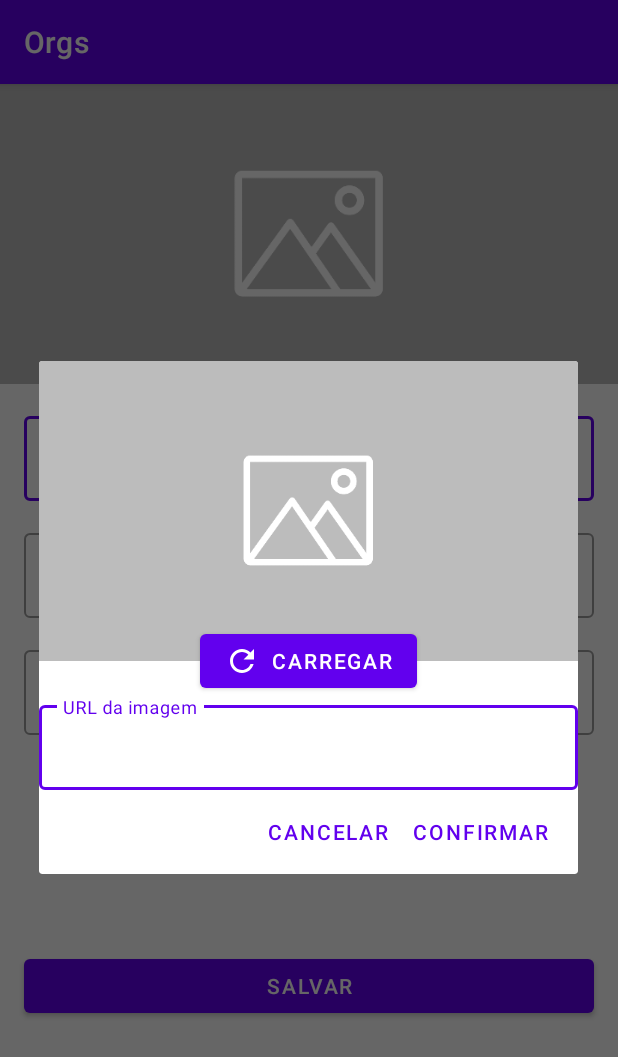
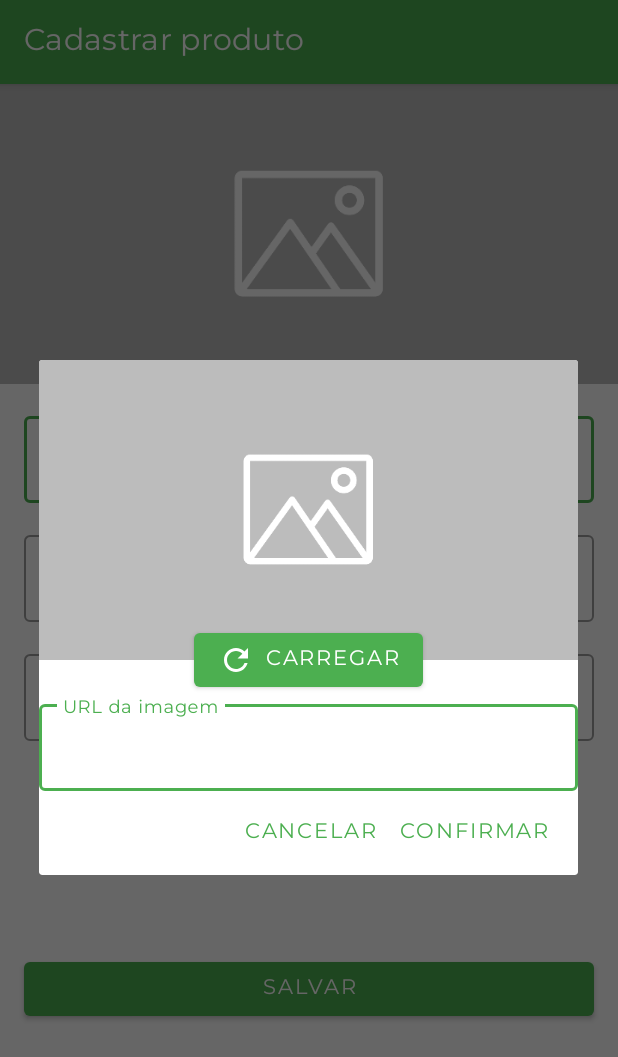
Before and after one commit to Carlosstorari/Orgs, an Android app: the FormularioProdutoActivity screen opened directly, with no data from a screen before it, after a tap on an icon or button, on a phone screen of 412 x 824 dp. Shown: the top 1057 px of the screen. Run offline under Robolectric (Android 15) with nearby library versions, the phone set to English and light mode, and no system bars.

Commit message:
custom style

```diff
--- a/app/src/main/java/com/chscorp/orgs/ui/activity/FormularioProdutoActivity.kt
+++ b/app/src/main/java/com/chscorp/orgs/ui/activity/FormularioProdutoActivity.kt
@@ -24,10 +24,12 @@ class FormularioProdutoActivity : AppCompatActivity() {
 
     override fun onCreate(savedInstanceState: Bundle?) {
         super.onCreate(savedInstanceState)
+        setContentView(binding.root)
+        title = "Cadastrar produto"
         configuraBotaoSalvar()
         binding.activityProdutoFormularioImagem.setOnClickListener {
             FormularioImagemDialog(this)
-                .mostra { imagem ->
+                .mostra(url) { imagem ->
                     url = imagem
                     binding.activityProdutoFormularioImagem.tentaCarregarImagem(url)
                 }
@@ -35,7 +37,6 @@ class FormularioProdutoActivity : AppCompatActivity() {
     }
 
     private fun configuraBotaoSalvar() {
-        setContentView(binding.root)
         val dao = ProdutosDao()
         binding.activityFormularioProdutoBtnSalvar.setOnClickListener {
             val produto = criaProduto()
--- a/app/src/main/java/com/chscorp/orgs/ui/dialog/FormularioImagemDialog.kt
+++ b/app/src/main/java/com/chscorp/orgs/ui/dialog/FormularioImagemDialog.kt
@@ -8,18 +8,25 @@ import com.chscorp.orgs.extensions.tentaCarregarImagem
 
 class FormularioImagemDialog(private val context: Context) {
 
-    fun mostra(quandoImagemCarregada: (imagem: String) -> Unit) {
-        val binding = FormularioImagemBinding
-            .inflate(LayoutInflater.from(context))
-        binding.formularioImagemBotaoCarregar.setOnClickListener {
-            val url = binding.formularioImagemUrl.text.toString()
-            binding.formularioImagemImageview.tentaCarregarImagem(url)
+    fun mostra(
+        urlPadrao: String? = null,
+        quandoImagemCarregada: (imagem: String) -> Unit) {
+        FormularioImagemBinding
+            .inflate(LayoutInflater.from(context)).apply {
+                urlPadrao?.let {
+                    formularioImagemImageview.tentaCarregarImagem(it)
+                    formularioImagemUrl.setText(it)
+                }
+
+                formularioImagemBotaoCarregar.setOnClickListener {
+                    val url = formularioImagemUrl.text.toString()
+                    formularioImagemImageview.tentaCarregarImagem(url)
                 }
 
                 AlertDialog.Builder(context)
-            .setView(binding.root)
+                    .setView(root)
                     .setPositiveButton("Confirmar") { _, _ ->
-                val url = binding.formularioImagemUrl.text.toString()
+                        val url = formularioImagemUrl.text.toString()
                         quandoImagemCarregada(url)
                     }
                     .setNegativeButton("Cancelar") { _, _ ->
@@ -27,4 +34,7 @@ class FormularioImagemDialog(private val context: Context) {
                     }
                     .show()
             }
+
+
     }
+}
--- a/app/src/main/res/values/colors.xml
+++ b/app/src/main/res/values/colors.xml
@@ -7,4 +7,13 @@
     <color name="teal_700">#FF018786</color>
     <color name="black">#FF000000</color>
     <color name="white">#FFFFFFFF</color>
+
+    <color name="colorPrimary">#4CAF50</color>
+    <color name="colorPrimaryVariant">#00701a</color>
+    <color name="colorOnPrimary">#ffffff</color>
+
+
+    <color name="colorSecondary">#43a047</color>
+    <color name="colorSecondaryVariant">#76d275</color>
+    <color name="colorOnSecondary">#ffffff</color>
 </resources>
--- a/app/src/main/res/values/themes.xml
+++ b/app/src/main/res/values/themes.xml
@@ -2,15 +2,17 @@
     <!-- Base application theme. -->
     <style name="Theme.Orgs" parent="Theme.MaterialComponents.DayNight.DarkActionBar">
         <!-- Primary brand color. -->
-        <item name="colorPrimary">@color/purple_500</item>
-        <item name="colorPrimaryVariant">@color/purple_700</item>
-        <item name="colorOnPrimary">@color/white</item>
+        <item name="colorPrimary">@color/colorPrimary</item>
+        <item name="colorPrimaryVariant">@color/colorPrimaryVariant</item>
+        <item name="colorOnPrimary">@color/colorOnPrimary</item>
         <!-- Secondary brand color. -->
-        <item name="colorSecondary">@color/teal_200</item>
-        <item name="colorSecondaryVariant">@color/teal_700</item>
-        <item name="colorOnSecondary">@color/black</item>
+        <item name="colorSecondary">@color/colorSecondary</item>
+        <item name="colorSecondaryVariant">@color/colorSecondaryVariant</item>
+        <item name="colorOnSecondary">@color/colorOnSecondary</item>
         <!-- Status bar color. -->
         <item name="android:statusBarColor">?attr/colorPrimaryVariant</item>
         <!-- Customize your theme here. -->
+
+        <item name="android:fontFamily">@font/montserrat</item>
     </style>
 </resources>
```
Lines whose indentation alone changed are shown as unchanged.
